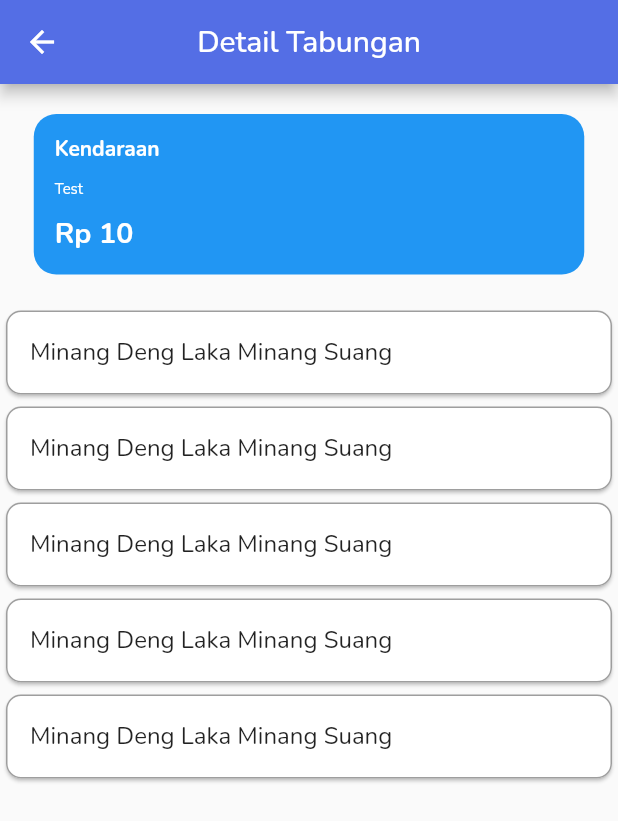
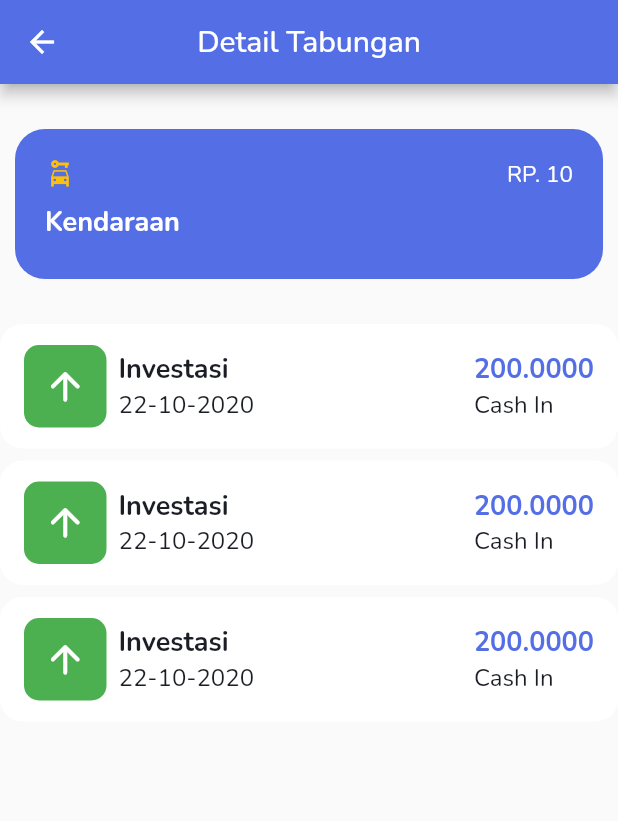
Before and after one commit to AlvinHadinata/walleto, a Flutter app: the screen it shows after launch, after a tap on an icon or button, on a phone screen of 412 x 824 dp. Shown: the top 821 px of the screen. Run offline on Flutter 3.47's test engine with Material 2 defaults, Android fonts, the phone set to English and light mode, and no system bars; our stand-ins replace bottom_navy_bar, carousel_slider, google_fonts, sqflite; accounts and stored records are empty.

Commit message:
sedikit perbaikan

```diff
--- a/lib/screens/saving/detail_page.dart
+++ b/lib/screens/saving/detail_page.dart
@@ -1,6 +1,7 @@
 import 'package:flutter/cupertino.dart';
 import 'package:flutter/material.dart';
 import 'package:walleto/data/model/category.dart';
+import 'package:walleto/screens/widgets/item_list.dart';
 import 'package:walleto/shared/theme.dart';
 
 class SavingDetailPage extends StatelessWidget{
@@ -26,7 +27,7 @@ class SavingDetailPage extends StatelessWidget{
             SizedBox(height: 20),
             detailSaldo(),
             SizedBox(height: 20),
-            history()
+            riwayat()
           ],
         ),
       ),
@@ -36,38 +37,39 @@ class SavingDetailPage extends StatelessWidget{
   Widget detailSaldo() {
     return Builder(builder: (BuildContext context) {
       return Container(
-        width: MediaQuery.of(context).size.width - 45,
+        margin: EdgeInsets.all(10),
+        height: 100,
         decoration: BoxDecoration(
-            color: Colors.blue,
-            borderRadius: BorderRadius.all(Radius.circular(15))),
+          color: category.color,
+          borderRadius: BorderRadius.circular(20.0),
+        ),
         child: Padding(
-          padding: const EdgeInsets.all(14.0),
-          child: Row(
+          padding: const EdgeInsets.all(20.0),
+          child: Column(
+            crossAxisAlignment: CrossAxisAlignment.start,
+            children: <Widget>[
+              Row(
                 mainAxisAlignment: MainAxisAlignment.spaceBetween,
-            children: [
-              Column(
-                crossAxisAlignment: CrossAxisAlignment.start,
-                children: [
-                  Text(category.name,
-                      style: TextStyle(
-                          fontWeight: FontWeight.bold,
-                          fontSize: 14.0,
-                          fontFamily: 'Nunito',
-                          color: kWhiteColor)),
+                children: <Widget>[
+                  Icon(
+                    category.icon,
+                    size: 20.0,
+                    color: Colors.amber,
+                  ),
+                  Text(
+                    "RP. " + category.nominal.toString(),
+                    style: whiteTextStyle.copyWith(
+                        fontSize: 15, fontWeight: regular),
+                  )
+                ],
+              ),
               SizedBox(height: 10),
-                  Text(category.description,
-                      style: TextStyle(
-                          fontSize: 10.0,
-                          fontFamily: 'Nunito',
-                          color: kWhiteColor)),
-                  SizedBox(height: 10),
-                  Text('Rp ' + category.nominal.toString(),
-                      style: TextStyle(
-                          fontWeight: FontWeight.bold,
-                          fontSize: 19.0,
-                          fontFamily: 'Nunito',
-                          color: kWhiteColor)),
-                ],
+              Text(
+                category.name,
+                style: whiteTextStyle.copyWith(
+                  fontSize: 18,
+                  fontWeight: bold,
+                ),
               ),
             ],
           ),
@@ -77,76 +79,17 @@ class SavingDetailPage extends StatelessWidget{
   }
 }
 
-Widget history(){
-  return Builder(
-      builder: (BuildContext context){
+Widget riwayat() {
+  return Builder(builder: (BuildContext context) {
     return ListView(
       physics: ClampingScrollPhysics(),
       shrinkWrap: true,
       scrollDirection: Axis.vertical,
       children: <Widget>[
-            Card(
-              shape: RoundedRectangleBorder(
-                  borderRadius: BorderRadius.circular(10),
-                  side: BorderSide(
-                      color: Colors.grey,
-                      width: 1
-                  )
-              ),
-              child: ListTile(
-                title: Text('Minang Deng Laka Minang Suang', style: TextStyle(fontFamily: 'Nunito')),
-              ),
-            ),
-            Card(
-              shape: RoundedRectangleBorder(
-                  borderRadius: BorderRadius.circular(10),
-                  side: BorderSide(
-                      color: Colors.grey,
-                      width: 1
-                  )
-              ),
-              child: ListTile(
-                title: Text('Minang Deng Laka Minang Suang', style: TextStyle(fontFamily: 'Nunito')),
-              ),
-            ),
-            Card(
-              shape: RoundedRectangleBorder(
-                  borderRadius: BorderRadius.circular(10),
-                  side: BorderSide(
-                      color: Colors.grey,
-                      width: 1
-                  )
-              ),
-              child: ListTile(
-                title: Text('Minang Deng Laka Minang Suang', style: TextStyle(fontFamily: 'Nunito')),
-              ),
-            ),
-            Card(
-              shape: RoundedRectangleBorder(
-                  borderRadius: BorderRadius.circular(10),
-                  side: BorderSide(
-                      color: Colors.grey,
-                      width: 1
-                  )
-              ),
-              child: ListTile(
-                title: Text('Minang Deng Laka Minang Suang', style: TextStyle(fontFamily: 'Nunito')),
-              ),
-            ),
-            Card(
-              shape: RoundedRectangleBorder(
-                  borderRadius: BorderRadius.circular(10),
-                  side: BorderSide(
-                      color: Colors.grey,
-                      width: 1
-                  )
-              ),
-              child: ListTile(
-                title: Text('Minang Deng Laka Minang Suang', style: TextStyle(fontFamily: 'Nunito')),
-              ),
-            ),
+        ItemList(),
+        ItemList(),
+        ItemList(),
       ],
     );
+  });
 }
-  );
-}
```
Lines whose indentation alone changed are shown as unchanged.
